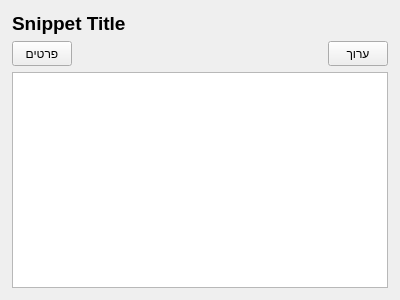
The window that core/screens/ui/snips/widgets/snippet_card.ui (RearmostP/PySnips) describes before a commit, drawn with Qt 5.
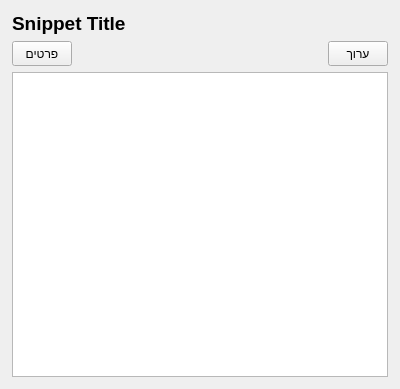
The same window after the commit.

What changed in the file:
```diff
--- a/core/screens/ui/snips/widgets/snippet_card.ui
+++ b/core/screens/ui/snips/widgets/snippet_card.ui
@@ -7,7 +7,7 @@
     <x>0</x>
     <y>0</y>
     <width>400</width>
-    <height>300</height>
+    <height>389</height>
    </rect>
   </property>
   <property name="windowTitle">
```
Left out of the diff: 12 changed lines with no effect on the pictures.
